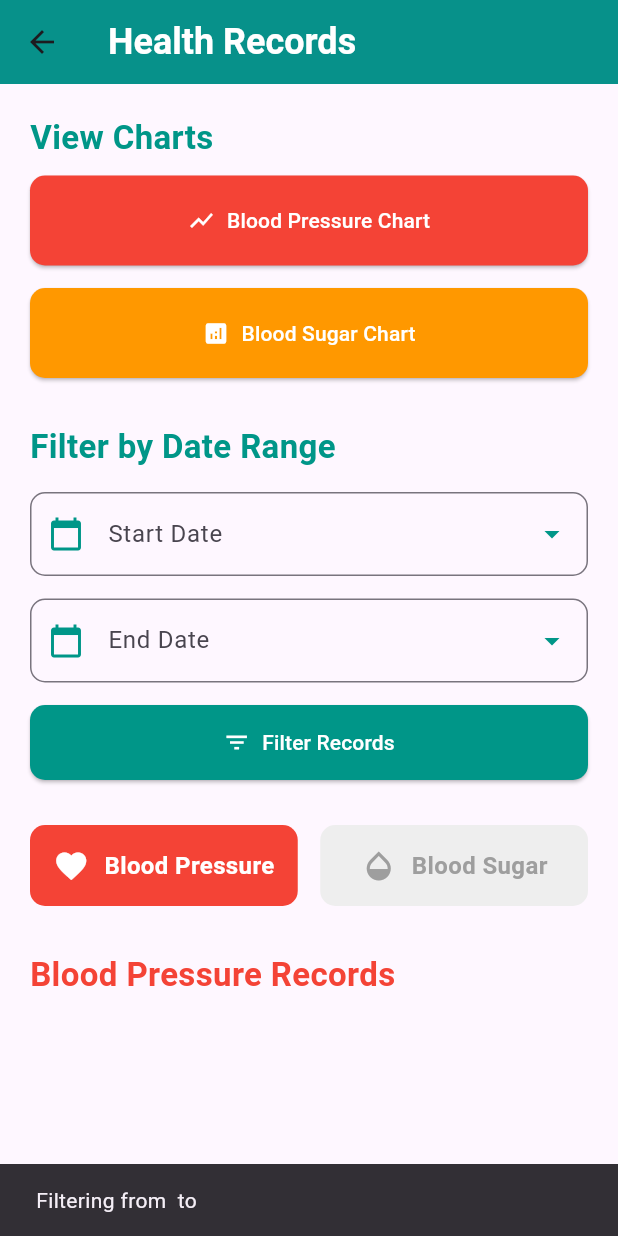
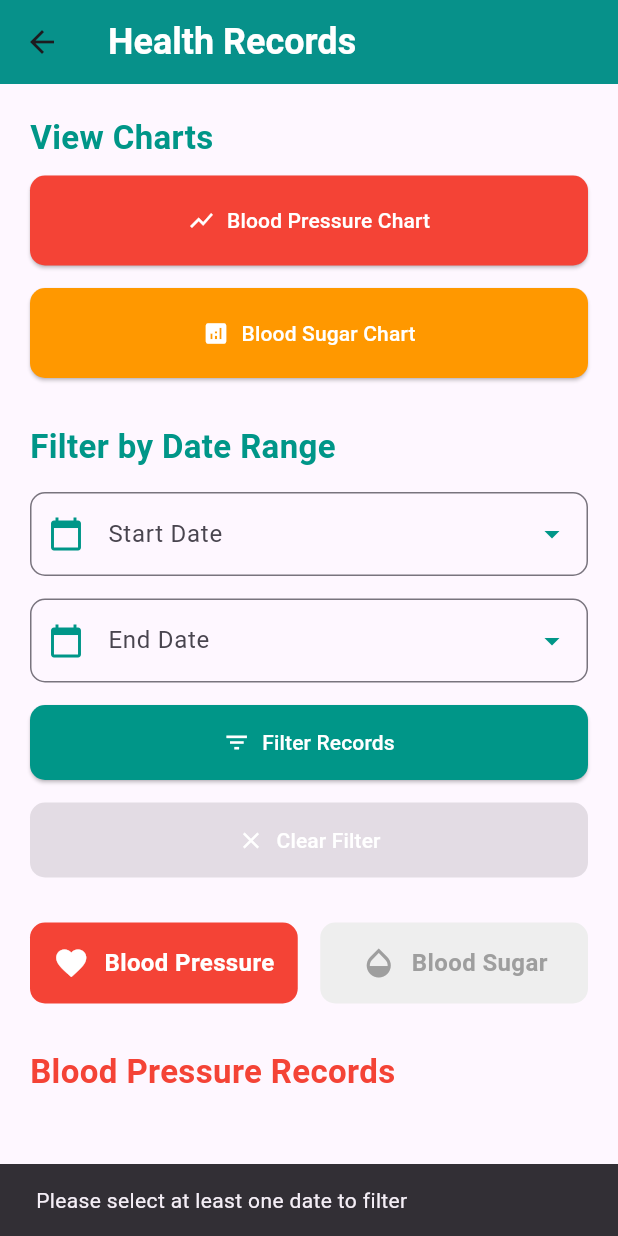
Before and after one commit to DularaJ/VitaTrack, a Flutter app: the SecondPage screen opened directly, after a tap on "Filter Records", on a phone screen of 412 x 824 dp. Run offline on Flutter 3.47's test engine with Material 3 defaults, Android fonts, the phone set to English and light mode, and no system bars; our stand-ins replace shared_preferences, supabase_flutter; accounts and stored records are empty.

Commit message:
add filter recode

```diff
--- a/lib/second.dart
+++ b/lib/second.dart
@@ -26,6 +26,13 @@ class _SecondPageState extends State<SecondPage> {
   // Database data
   List<Map<String, dynamic>> bloodPressureData = [];
   List<Map<String, dynamic>> bloodSugarData = [];
+
+  // Original data for filtering
+  List<Map<String, dynamic>> originalBloodPressureData = [];
+  List<Map<String, dynamic>> originalBloodSugarData = [];
+
+  // Filter state
+  bool isFiltered = false;
 
   @override
   void initState() {
@@ -63,7 +70,7 @@ class _SecondPageState extends State<SecondPage> {
       final sugarRecords = await SupabaseRepository().getSugarRecords(userData!['id']);
 
       setState(() {
-        bloodPressureData = pressureRecords.map((record) {
+        originalBloodPressureData = pressureRecords.map((record) {
           final dateTime = DateTime.parse(record['time']);
           return {
             'id': record['id'],
@@ -75,7 +82,7 @@ class _SecondPageState extends State<SecondPage> {
           };
         }).toList();
 
-        bloodSugarData = sugarRecords.map((record) {
+        originalBloodSugarData = sugarRecords.map((record) {
           final dateTime = DateTime.parse(record['time']);
           return {
             'id': record['id'],
@@ -86,6 +93,11 @@ class _SecondPageState extends State<SecondPage> {
             'count': sugarRecords.indexOf(record) + 1,
           };
         }).toList();
+
+        // Initially show all records
+        bloodPressureData = List.from(originalBloodPressureData);
+        bloodSugarData = List.from(originalBloodSugarData);
+        isFiltered = false;
       });
     } catch (e) {
       ScaffoldMessenger.of(context).showSnackBar(
@@ -93,6 +105,86 @@ class _SecondPageState extends State<SecondPage> {
       );
     }
   }
+
+  // Filter records by date range
+  void _filterRecords() {
+    if (startDate == null && endDate == null) {
+      ScaffoldMessenger.of(context).showSnackBar(
+        SnackBar(content: Text('Please select at least one date to filter')),
+      );
+      return;
+    }
+
+    setState(() {
+      // Filter blood pressure records
+      bloodPressureData = originalBloodPressureData.where((record) {
+        final recordDate = _parseDateString(record['date']);
+        if (recordDate == null) return false;
+
+        bool matchesStart = startDate == null || !recordDate.isBefore(DateTime(startDate!.year, startDate!.month, startDate!.day));
+        bool matchesEnd = endDate == null || !recordDate.isAfter(DateTime(endDate!.year, endDate!.month, endDate!.day));
+
+        return matchesStart && matchesEnd;
+      }).toList();
+
+      // Filter blood sugar records
+      bloodSugarData = originalBloodSugarData.where((record) {
+        final recordDate = _parseDateString(record['date']);
+        if (recordDate == null) return false;
+
+        bool matchesStart = startDate == null || !recordDate.isBefore(DateTime(startDate!.year, startDate!.month, startDate!.day));
+        bool matchesEnd = endDate == null || !recordDate.isAfter(DateTime(endDate!.year, endDate!.month, endDate!.day));
+
+        return matchesStart && matchesEnd;
+      }).toList();
+
+      // Update counts after filtering
+      for (int i = 0; i < bloodPressureData.length; i++) {
+        bloodPressureData[i]['count'] = i + 1;
+      }
+      for (int i = 0; i < bloodSugarData.length; i++) {
+        bloodSugarData[i]['count'] = i + 1;
+      }
+
+      isFiltered = true;
+    });
+
+    ScaffoldMessenger.of(context).showSnackBar(
+      SnackBar(
+        content: Text('Filtered records: ${bloodPressureData.length} pressure, ${bloodSugarData.length} sugar records found'),
+        backgroundColor: Colors.green,
+      ),
+    );
+  }
+
+  // Clear filter and show all records
+  void _clearFilter() {
+    setState(() {
+      bloodPressureData = List.from(originalBloodPressureData);
+      bloodSugarData = List.from(originalBloodSugarData);
+      isFiltered = false;
+      startDate = null;
+      endDate = null;
+      startDateController.clear();
+      endDateController.clear();
+    });
+
+    ScaffoldMessenger.of(context).showSnackBar(
+      SnackBar(content: Text('Filter cleared - showing all records')),
+    );
+  }
+
+  // Helper method to parse date string (DD/MM/YYYY) to DateTime
+  DateTime? _parseDateString(String dateStr) {
+    try {
+      final parts = dateStr.split('/');
+      if (parts.length != 3) return null;
+      return DateTime(int.parse(parts[2]), int.parse(parts[1]), int.parse(parts[0]));
+    } catch (e) {
+      return null;
+    }
+  }
+
   // Delete function
   void _deleteRecord(int index, bool isBloodPressure) async {
     if (userData == null) return;
@@ -562,14 +654,7 @@ class _SecondPageState extends State<SecondPage> {
                       SizedBox(width: 15),
                       Expanded(
                         child: ElevatedButton.icon(
-                          onPressed: () {
-                            // Filter logic here
-                            ScaffoldMessenger.of(context).showSnackBar(
-                              SnackBar(
-                                content: Text('Filtering from ${startDateController.text} to ${endDateController.text}'),
-                              ),
-                            );
-                          },
+                          onPressed: _filterRecords,
                           icon: Icon(Icons.filter_list, color: Colors.white),
                           label: Text(
                             'Filter',
@@ -577,6 +662,24 @@ class _SecondPageState extends State<SecondPage> {
                           ),
                           style: ElevatedButton.styleFrom(
                             backgroundColor: Colors.teal,
+                            padding: EdgeInsets.symmetric(vertical: 20),
+                            shape: RoundedRectangleBorder(
+                              borderRadius: BorderRadius.circular(10),
+                            ),
+                          ),
+                        ),
+                      ),
+                      SizedBox(width: 15),
+                      Expanded(
+                        child: ElevatedButton.icon(
+                          onPressed: isFiltered ? _clearFilter : null,
+                          icon: Icon(Icons.clear, color: Colors.white),
+                          label: Text(
+                            'Clear Filter',
+                            style: TextStyle(color: Colors.white, fontSize: buttonFontSize),
+                          ),
+                          style: ElevatedButton.styleFrom(
+                            backgroundColor: isFiltered ? Colors.grey : Colors.grey[400],
                             padding: EdgeInsets.symmetric(vertical: 20),
                             shape: RoundedRectangleBorder(
                               borderRadius: BorderRadius.circular(10),
@@ -629,14 +732,7 @@ class _SecondPageState extends State<SecondPage> {
                       SizedBox(
                         width: double.infinity,
                         child: ElevatedButton.icon(
-                          onPressed: () {
-                            // Filter logic here
-                            ScaffoldMessenger.of(context).showSnackBar(
-                              SnackBar(
-                                content: Text('Filtering from ${startDateController.text} to ${endDateController.text}'),
-                              ),
-                            );
-                          },
+                          onPressed: _filterRecords,
                           icon: Icon(Icons.filter_list, color: Colors.white),
                           label: Text(
                             'Filter Records',
@@ -644,6 +740,25 @@ class _SecondPageState extends State<SecondPage> {
                           ),
                           style: ElevatedButton.styleFrom(
                             backgroundColor: Colors.teal,
+                            padding: EdgeInsets.symmetric(vertical: 15),
+                            shape: RoundedRectangleBorder(
+                              borderRadius: BorderRadius.circular(10),
+                            ),
+                          ),
+                        ),
+                      ),
+                      SizedBox(height: 15),
+                      SizedBox(
+                        width: double.infinity,
+                        child: ElevatedButton.icon(
+                          onPressed: isFiltered ? _clearFilter : null,
+                          icon: Icon(Icons.clear, color: Colors.white),
+                          label: Text(
+                            'Clear Filter',
+                            style: TextStyle(color: Colors.white, fontSize: buttonFontSize),
+                          ),
+                          style: ElevatedButton.styleFrom(
+                            backgroundColor: isFiltered ? Colors.grey : Colors.grey[400],
                             padding: EdgeInsets.symmetric(vertical: 15),
                             shape: RoundedRectangleBorder(
                               borderRadius: BorderRadius.circular(10),
```
